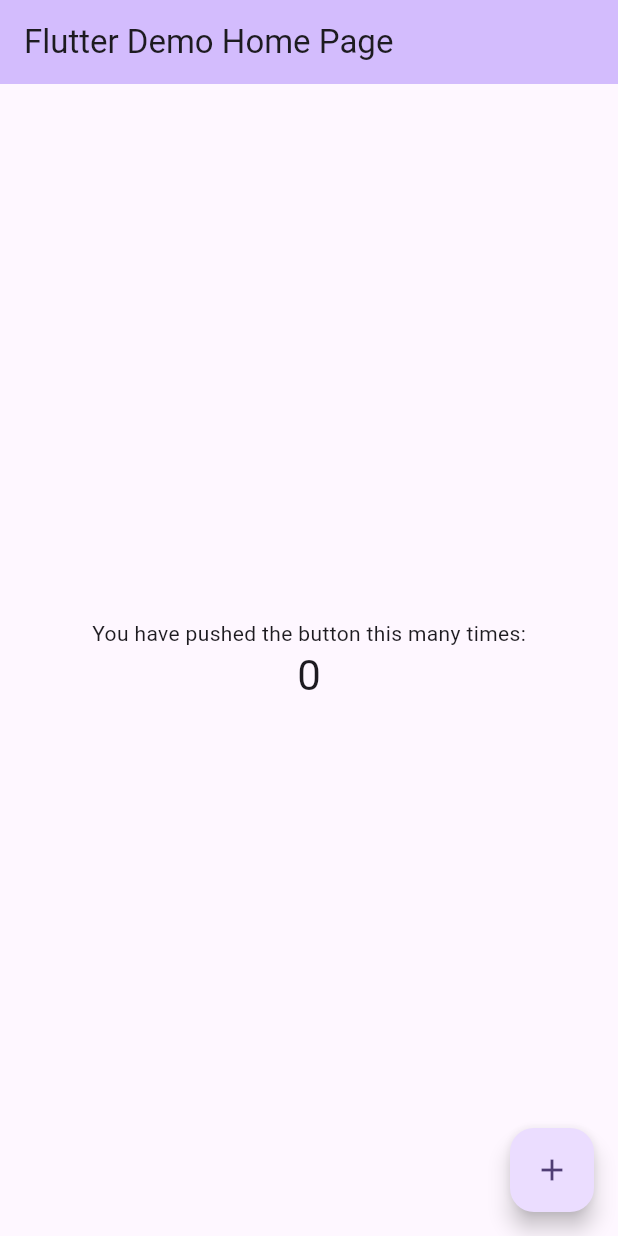
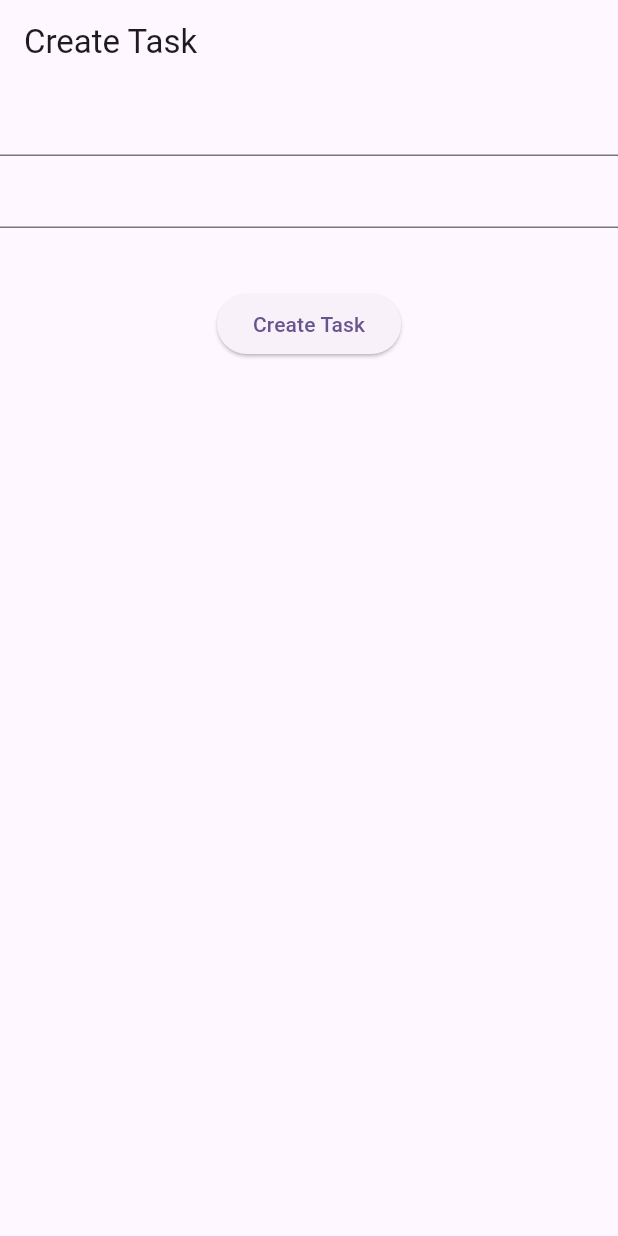
Before and after one commit to MuhammadAliKust/Flutter-B4-Backend, a Flutter app: the screen it shows after launch, on a phone screen of 412 x 824 dp. Run offline on Flutter 3.47's test engine with Material 3 defaults, Android fonts, the phone set to English and light mode, and no system bars; our stand-ins replace cloud_firestore, firebase_core; accounts and stored records are empty.

Commit message:
Create Task Done

```diff
--- a/lib/main.dart
+++ b/lib/main.dart
@@ -1,6 +1,10 @@
+import 'package:firebase_core/firebase_core.dart';
 import 'package:flutter/material.dart';
+import 'package:flutter_b4/views/create_task.dart';
 
-void main() {
+void main() async {
+  WidgetsFlutterBinding.ensureInitialized();
+  await Firebase.initializeApp();
   runApp(const MyApp());
 }
 
@@ -31,7 +35,7 @@ class MyApp extends StatelessWidget {
         colorScheme: ColorScheme.fromSeed(seedColor: Colors.deepPurple),
         useMaterial3: true,
       ),
-      home: const MyHomePage(title: 'Flutter Demo Home Page'),
+      home: CreateTaskView(),
     );
   }
 }
--- /dev/null
+++ b/lib/views/create_task.dart
@@ -0,0 +1,84 @@
+import 'package:flutter/material.dart';
+import 'package:flutter_b4/models/task.dart';
+
+import '../services/task.dart';
+
+class CreateTaskView extends StatefulWidget {
+  CreateTaskView({super.key});
+
+  @override
+  State<CreateTaskView> createState() => _CreateTaskViewState();
+}
+
+class _CreateTaskViewState extends State<CreateTaskView> {
+  TextEditingController titleController = TextEditingController();
+
+  TextEditingController descriptionController = TextEditingController();
+
+  bool isLoading = false;
+
+  @override
+  Widget build(BuildContext context) {
+    return Scaffold(
+      appBar: AppBar(
+        title: Text("Create Task"),
+      ),
+      body: Column(
+        children: [
+          TextField(
+            controller: titleController,
+          ),
+          TextField(
+            controller: descriptionController,
+          ),
+          SizedBox(
+            height: 40,
+          ),
+          ElevatedButton(
+              onPressed: () async {
+                if (titleController.text.isEmpty) {
+                  ScaffoldMessenger.of(context).showSnackBar(
+                      SnackBar(content: Text("Title cannot be empty.")));
+                  return;
+                }
+                if (descriptionController.text.isEmpty) {
+                  ScaffoldMessenger.of(context).showSnackBar(
+                      SnackBar(content: Text("Description cannot be empty.")));
+                  return;
+                }
+
+                try {
+                  isLoading = true;
+                  setState(() {});
+                  await TaskServices()
+                      .createTask(TaskModel(
+                          title: titleController.text,
+                          description: descriptionController.text,
+                          isCompleted: false,
+                          createdAt: DateTime.now().millisecondsSinceEpoch))
+                      .then((val) {
+                    isLoading = false;
+                    setState(() {});
+                    showDialog(
+                        context: context,
+                        builder: (context) {
+                          return AlertDialog(
+                            title: Text("Message"),
+                            content:
+                                Text("Task has been created successfully."),
+                          );
+                        });
+                  });
+                } catch (e) {
+                  isLoading = false;
+                  setState(() {});
+                  ScaffoldMessenger.of(context)
+                      .showSnackBar(SnackBar(content: Text(e.toString())));
+                }
+              },
+              child:isLoading ? Center(child: CircularProgressIndicator()): Text("Create Task"))
+        ],
+      ),
+    );
+  }
+}
--- a/pubspec.yaml
+++ b/pubspec.yaml
@@ -36,6 +36,7 @@ dependencies:
   # Use with the CupertinoIcons class for iOS style icons.
   cupertino_icons: ^1.0.8
   cloud_firestore: ^5.4.3
+  firebase_core: ^3.6.0
 
 dev_dependencies:
   flutter_test:
```
Also changed, not shown: pubspec.lock, 3 other files.
